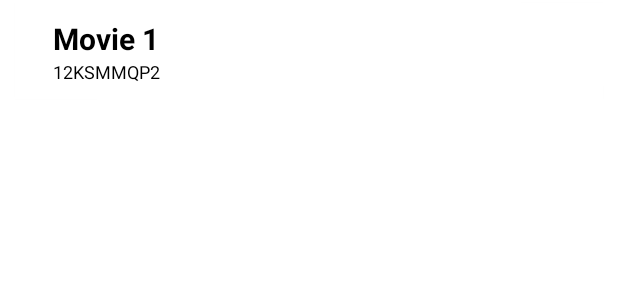
After one commit to AmineBkd/themoviedb, an Android app: the layout item_movie.xml on its own in the app's theme, with its tools: preview values and no code run, on a phone screen of 412 x 824 dp. The commit adds this screen. Shown: the top 300 px of the screen. Run offline under Robolectric (Android 15) with nearby library versions, the phone set to English and light mode, and no system bars.

Commit message:
FEAT - Implementing RecyclerView with a basic Adapter

```diff
--- /dev/null
+++ b/app/src/main/res/layout/item_movie.xml
@@ -0,0 +1,66 @@
+<?xml version="1.0" encoding="utf-8"?>
+<layout
+    xmlns:android="http://schemas.android.com/apk/res/android"
+    xmlns:app="http://schemas.android.com/apk/res-auto"
+    xmlns:tools="http://schemas.android.com/tools">
+    <data>
+        <variable
+            name="movie"
+            type="com.example.themoviedb.data.Movie" />
+    </data>
+
+    <androidx.appcompat.widget.LinearLayoutCompat
+        android:id="@+id/movieContainer"
+        android:layout_width="match_parent"
+        android:layout_height="wrap_content"
+        android:orientation="vertical">
+
+        <com.google.android.material.card.MaterialCardView
+            android:id="@+id/cardView"
+            android:layout_width="match_parent"
+            android:layout_height="wrap_content"
+            android:layout_marginLeft="10dp"
+            android:layout_marginTop="2dp"
+            android:layout_marginRight="10dp"
+            android:layout_marginBottom="2dp"
+            android:clickable="true"
+            android:focusable="true"
+            app:cardCornerRadius="2dp">
+
+            <androidx.constraintlayout.widget.ConstraintLayout
+                android:layout_width="match_parent"
+                android:layout_height="wrap_content"
+                android:layout_margin="10dp">
+
+                <TextView
+                    android:id="@+id/movieNameText"
+                    android:layout_width="match_parent"
+                    android:layout_height="wrap_content"
+                    android:layout_marginStart="15dp"
+                    android:text="@{movie.name}"
+                    android:textColor="@android:color/black"
+                    android:textSize="20sp"
+                    android:textStyle="bold"
+                    app:layout_constraintLeft_toLeftOf="parent"
+                    app:layout_constraintRight_toRightOf="parent"
+                    app:layout_constraintTop_toTopOf="parent"
+                    tools:text="Movie 1" />
+
+                <TextView
+                    android:id="@+id/movieIdText"
+                    android:layout_width="match_parent"
+                    android:layout_height="wrap_content"
+                    android:layout_marginStart="15dp"
+                    android:text="@{String.valueOf(movie.voteAverage)}"
+                    android:textColor="@android:color/black"
+                    android:textSize="12sp"
+                    app:layout_constraintLeft_toLeftOf="parent"
+                    app:layout_constraintRight_toRightOf="parent"
+                    app:layout_constraintTop_toBottomOf="@id/movieNameText"
+                    tools:text="12KSMMQP2" />
+            </androidx.constraintlayout.widget.ConstraintLayout>
+
+        </com.google.android.material.card.MaterialCardView>
+    </androidx.appcompat.widget.LinearLayoutCompat>
+
+</layout>
```
Also changed, not shown: app/src/main/java/com/example/themoviedb/ui/movies/MoviesFragment.kt (+13 -1 lines), app/src/main/java/com/example/themoviedb/ui/movies/adapter/MovieAdapter.kt (added, +43 -0 lines), app/src/main/res/layout/fragment_movies.xml (+11 -4 lines).
